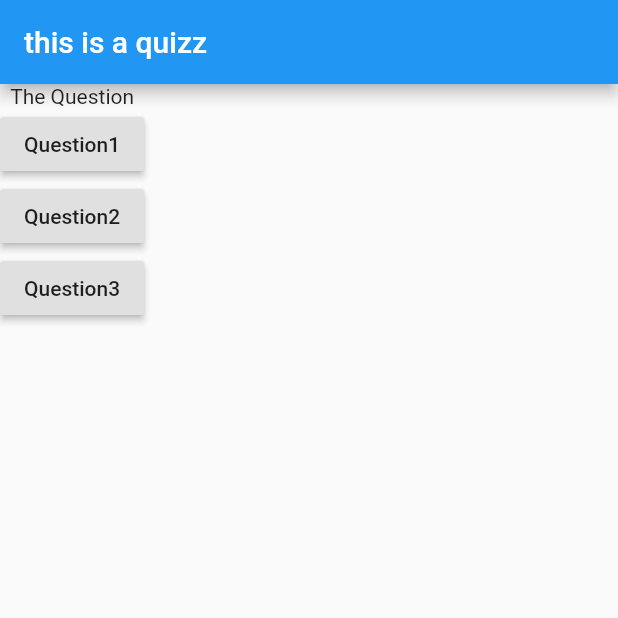
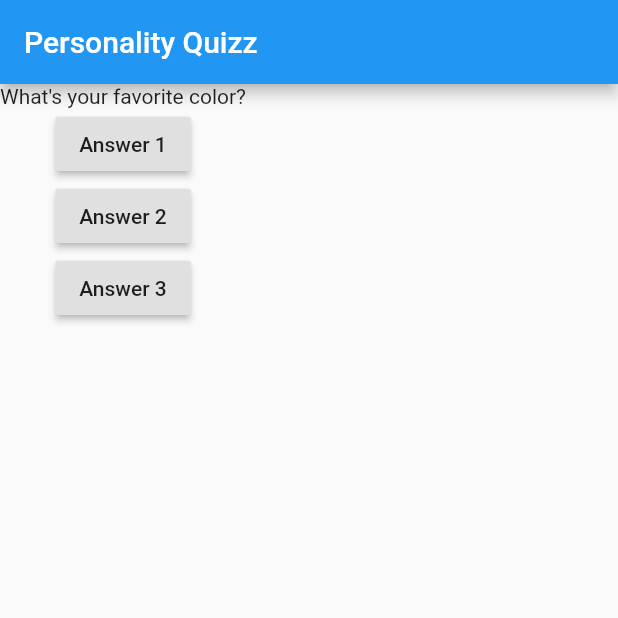
Before and after one commit to raphaelpinel/flutter-personality-quiz, a Flutter app: the screen it shows after launch, on a phone screen of 412 x 824 dp, the top half of it. Run offline on Flutter 3.47's test engine with Material 2 defaults, Android fonts, the phone set to English and light mode, and no system bars.

Commit message:
improve buttons text

```diff
--- a/lib/main.dart
+++ b/lib/main.dart
@@ -1,14 +1,9 @@
 import 'package:flutter/material.dart';
 
-main(List<String> args) {
-  runApp(MyApp());
-}
+void main() => runApp(MyApp());
 
 class MyApp extends StatelessWidget {
-  void answerQuestion() {
-    print('Answer 2 chosen');
-  }
-
+  void answer1() => print('pressed on answer 1');
   @override
   Widget build(BuildContext context) {
     var questions = [
@@ -18,24 +13,24 @@ class MyApp extends StatelessWidget {
     return MaterialApp(
       home: Scaffold(
         appBar: AppBar(
-          title: Text('this is a quizz'),
+          title: Text('Personality Quizz'),
         ),
         body: Column(
           children: <Widget>[
-            Text('The Question'),
+            Text(questions.elementAt(0)),
             RaisedButton(
-              child: Text('Question1'),
-              onPressed: () => print('answer 1 chosen'),
+              child: Text('Answer 1'),
+              onPressed: answer1,
             ),
             RaisedButton(
-              child: Text('Question2'),
-              onPressed: answerQuestion,
+              child: Text('Answer 2'),
+              onPressed: () => print('pressed on answer 2'),
             ),
             RaisedButton(
-              child: Text('Question3'),
+              child: Text('Answer 3'),
               onPressed: () {
-                // ...
-                print('Answer 3 chosen');
+                //...
+                print('pressed on answer 3');
               },
             ),
           ],
```
Also changed, not shown: lib/main0.dart (+29 -6 lines).
